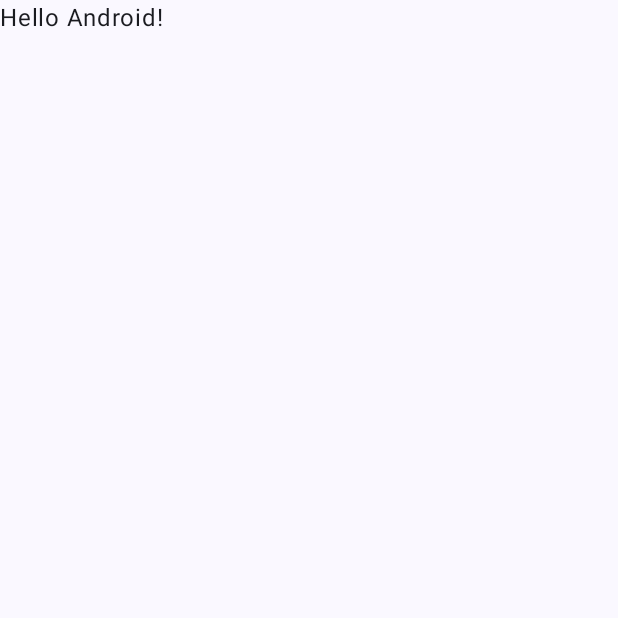
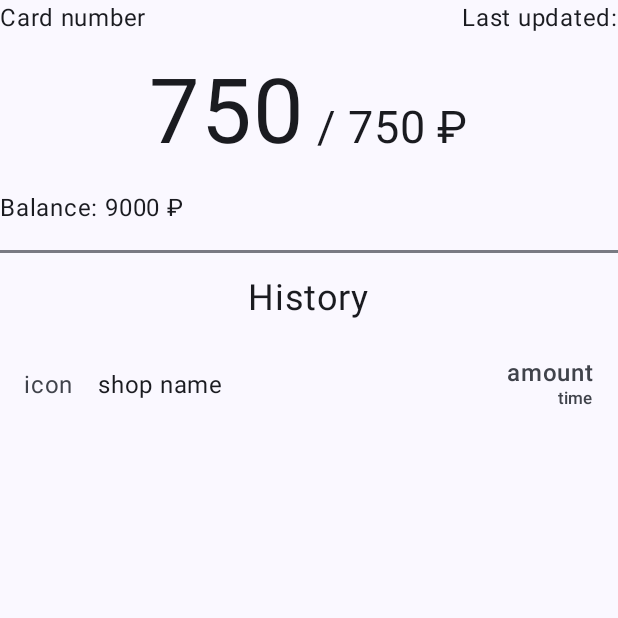
Before and after one commit to aabounegm/sup-balance, an Android app built with Jetpack Compose: the screen it shows after launch (MainActivity), on a phone screen of 412 x 824 dp, the top half of it. Before the commit the part shown is almost empty. Run offline under Robolectric (Android 15) with nearby library versions, the phone set to English and light mode, and no system bars.

Commit message:
Add basic app layout

```diff
--- a/app/src/main/java/com/abounegm/sup/MainActivity.kt
+++ b/app/src/main/java/com/abounegm/sup/MainActivity.kt
@@ -3,13 +3,25 @@ package com.abounegm.sup
 import android.os.Bundle
 import androidx.activity.ComponentActivity
 import androidx.activity.compose.setContent
+import androidx.compose.foundation.layout.Arrangement
+import androidx.compose.foundation.layout.Box
+import androidx.compose.foundation.layout.Column
+import androidx.compose.foundation.layout.Row
 import androidx.compose.foundation.layout.fillMaxSize
+import androidx.compose.foundation.layout.fillMaxWidth
+import androidx.compose.foundation.layout.padding
+import androidx.compose.material3.Divider
+import androidx.compose.material3.ListItem
 import androidx.compose.material3.MaterialTheme
+import androidx.compose.material3.Scaffold
 import androidx.compose.material3.Surface
 import androidx.compose.material3.Text
 import androidx.compose.runtime.Composable
+import androidx.compose.ui.Alignment
 import androidx.compose.ui.Modifier
 import androidx.compose.ui.tooling.preview.Preview
+import androidx.compose.ui.unit.dp
+import androidx.compose.ui.unit.sp
 import com.abounegm.sup.ui.theme.СУПBalanceTheme
 
 class MainActivity : ComponentActivity() {
@@ -18,8 +30,11 @@ class MainActivity : ComponentActivity() {
         setContent {
             СУПBalanceTheme {
                 // A surface container using the 'background' color from the theme
-                Surface(modifier = Modifier.fillMaxSize(), color = MaterialTheme.colorScheme.background) {
-                    Greeting("Android")
+                Surface(
+                    modifier = Modifier.fillMaxSize(),
+                    color = MaterialTheme.colorScheme.background
+                ) {
+                    App()
                 }
             }
         }
@@ -27,10 +42,99 @@ class MainActivity : ComponentActivity() {
 }
 
 @Composable
-fun Greeting(name: String, modifier: Modifier = Modifier) {
-    Text(
-            text = "Hello $name!",
-            modifier = modifier
+fun App() {
+    Scaffold { paddingValues ->
+        Column(
+            modifier = Modifier.padding(paddingValues),
+            verticalArrangement = Arrangement.spacedBy(16.dp)
+        ) {
+            Header()
+            DailyLimit()
+            Balance()
+            Divider(thickness = 2.dp)
+            History()
+        }
+    }
+
+}
+
+@Composable
+fun Header() {
+    Row(
+        Modifier.fillMaxWidth(),
+        horizontalArrangement = Arrangement.SpaceBetween
+    ) {
+        Box {
+            Text(
+                text = "Card number"
+            )
+        }
+        Box {
+            Text(
+                text = "Last updated:"
+            )
+        }
+
+    }
+}
+
+@Composable
+fun DailyLimit() {
+    Row(
+        modifier = Modifier.fillMaxWidth(),
+        horizontalArrangement = Arrangement.Center,
+        verticalAlignment = Alignment.Bottom
+    ) {
+        Text(
+            modifier = Modifier.alignByBaseline(),
+            text = "750",
+            fontSize = 60.sp,
+        )
+        Text(
+            modifier = Modifier.alignByBaseline(),
+            text = " / 750 ₽",
+            fontSize = 30.sp,
+        )
+    }
+
+}
+
+@Composable
+fun Balance() {
+    Row(
+        Modifier.fillMaxWidth(),
+    ) {
+        Text("Balance: ")
+        Text(
+            text = "9000 ₽"
+        )
+    }
+
+}
+
+@Composable
+fun History() {
+    Box(
+        modifier = Modifier.fillMaxWidth(),
+        contentAlignment = Alignment.Center,
+    ) {
+        Text("History", fontSize = 24.sp)
+    }
+    ListItem(
+        leadingContent = {
+            Text("icon")
+        },
+        headlineContent = {
+            Text("shop name")
+        },
+        trailingContent = {
+            Column(
+                horizontalAlignment = Alignment.End
+            ) {
+                Text("amount", fontSize = 16.sp)
+                Text("time")
+            }
+        },
     )
 }
 
@@ -38,6 +142,6 @@ fun Greeting(name: String, modifier: Modifier = Modifier) {
 @Composable
 fun GreetingPreview() {
     СУПBalanceTheme {
-        Greeting("Android")
+        App()
     }
 }
```
